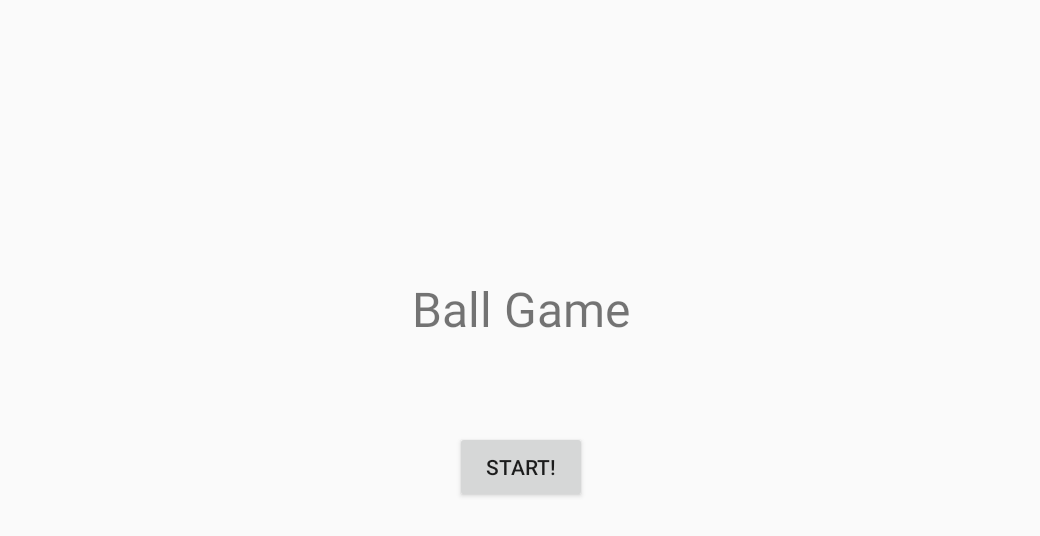
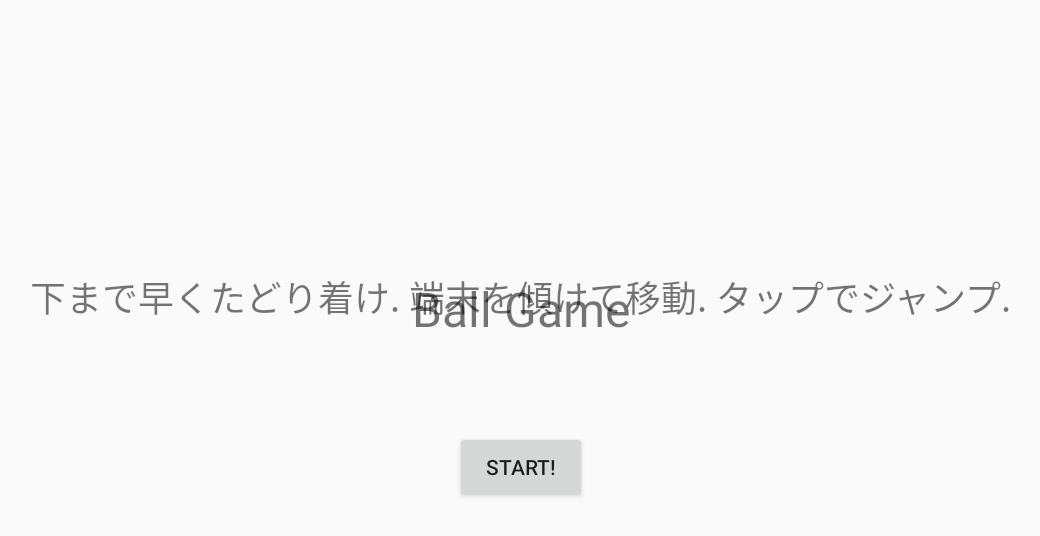
Before and after one commit to macinjoke/BallGame, an Android app: the screen it shows after launch (MainActivity), on a phone screen of 824 x 412 dp (held sideways). Shown: the top 536 px of the screen, without its empty margins (97-1137 px from the left). Run offline under Robolectric (Android 15) with nearby library versions, the phone set to English and light mode, and no system bars.

Commit message:
add description in start layout

```diff
--- a/app/src/main/res/layout/fragment_start.xml
+++ b/app/src/main/res/layout/fragment_start.xml
@@ -14,6 +14,16 @@
         android:id="@+id/gameTitle"
         android:layout_gravity="center" />
 
+    <TextView
+        android:layout_width="wrap_content"
+        android:layout_height="wrap_content"
+        android:text="下まで早くたどり着け. 端末を傾けて移動. タップでジャンプ."
+        android:layout_centerHorizontal="true"
+        android:layout_marginTop="180dp"
+        android:textSize="24sp"
+        android:id="@+id/description"
+        android:layout_gravity="center" />
+
     <Button
         android:layout_width="wrap_content"
         android:layout_height="wrap_content"
```
